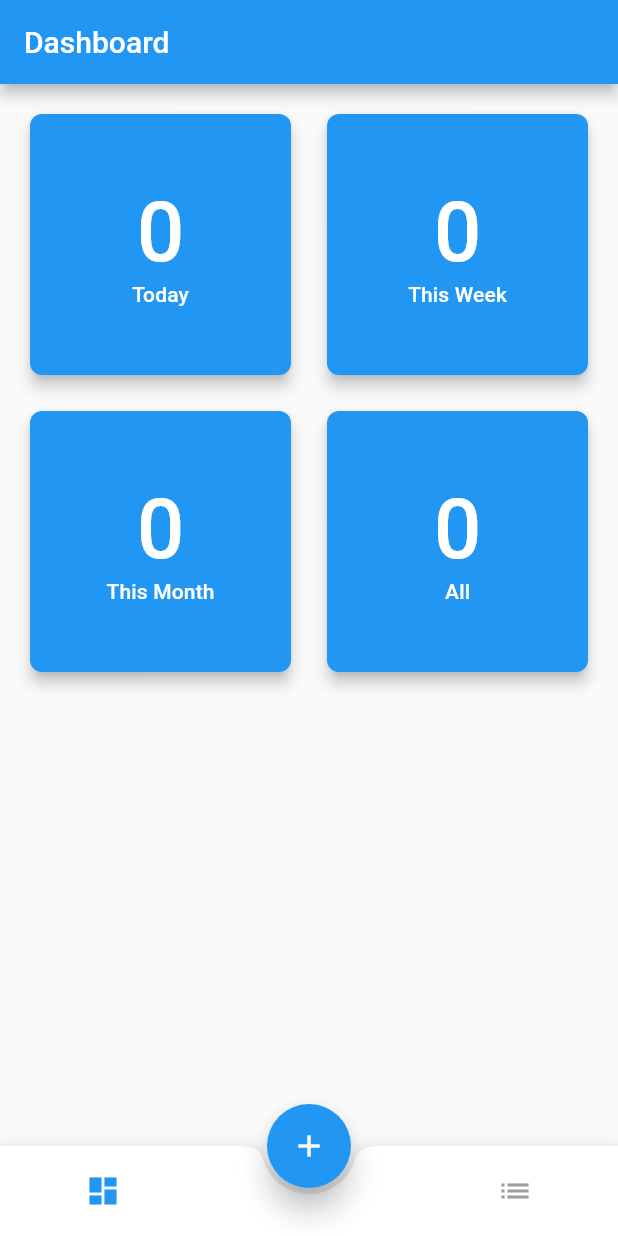
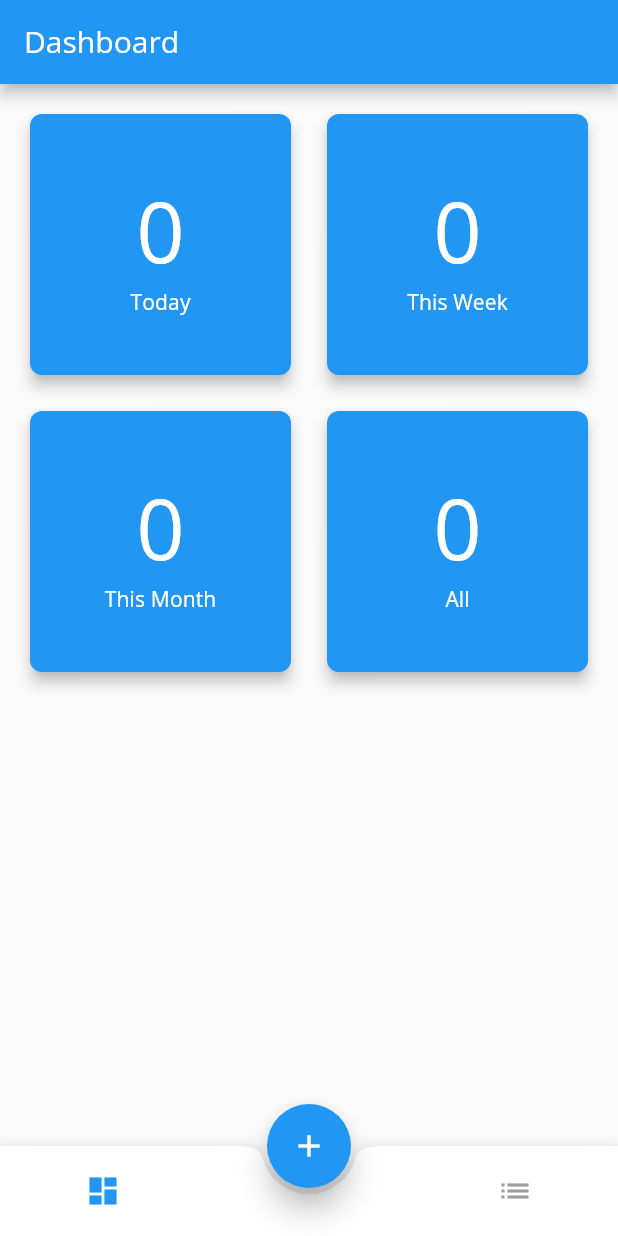
Before and after one commit to solutelabs/todo-app, a Flutter app: the screen it shows after launch, on a phone screen of 412 x 824 dp. Run offline on Flutter 3.47's test engine with Material 2 defaults, Android fonts, the phone set to English and light mode, and no system bars; our stand-ins replace equatable, rxdart.

Commit message:
Feature/responsive ui (#9)
* Renamed view

* Used different layout for web

* Improved Routing

* Changed default font.
Setstate issue fixed

* Typo fix

```diff
--- a/lib/main.dart
+++ b/lib/main.dart
@@ -16,10 +16,11 @@ class App extends StatelessWidget {
     return Provider<ChecklistItemsRepository>(
       builder: (_) => ChecklistItemsRepository(ChecklistItemsDAO()),
       child: MaterialApp(
-        initialRoute: 'home',
+        debugShowCheckedModeBanner: false,
+        initialRoute: HomePage.routeName,
         routes: {
-          'home': (context) => HomePage(),
-          'add_item': (_) => AddItemPage(),
+          HomePage.routeName: (_) => HomePage(),
+          AddItemPage.routeName: (_) => AddItemPage(),
         },
         onGenerateRoute: (settings) {
           if (settings.name == ItemsListPage.routeName) {
@@ -30,6 +31,7 @@ class App extends StatelessWidget {
           }
           return null;
         },
+        theme: ThemeData(fontFamily: 'OpenSans'),
       ),
     );
   }
--- /dev/null
+++ b/lib/mixins/ui_traits_mixin.dart
@@ -0,0 +1,14 @@
+import 'package:flutter/material.dart';
+
+enum UITrait { compact, regular }
+
+mixin UITraitsMixin {
+  UITrait deriveWidthTrait(BuildContext context) {
+    final width = MediaQuery.of(context).size.width;
+    if (width <= 600) {
+      return UITrait.compact;
+    } else {
+      return UITrait.regular;
+    }
+  }
+}
--- a/lib/pages/add_item_page.dart
+++ b/lib/pages/add_item_page.dart
@@ -8,6 +8,8 @@ import 'package:flutter/material.dart';
 import 'package:provider/provider.dart';
 
 class AddItemPage extends StatelessWidget {
+  static const routeName = '/addItem';
+
   @override
   Widget build(BuildContext context) {
     return Provider<AddItemViewModel>(
@@ -29,6 +31,7 @@ class _AddItemPageBody extends StatefulWidget {
 
 class __AddItemPageStateBody extends State<_AddItemPageBody> {
   StreamSubscription _onItemSavedSubscription;
+
   @override
   void initState() {
     WidgetsBinding.instance.addPostFrameCallback((_) {
@@ -78,7 +81,7 @@ class __AddItemPageStateBody extends State<_AddItemPageBody> {
                   keyboardType: TextInputType.multiline,
                   maxLines: null,
                   decoration: InputDecoration.collapsed(
-                    hintText: 'Enter task descriotion...',
+                    hintText: 'Enter task description...',
                     hintStyle: Theme.of(context)
                         .textTheme
                         .title
--- a/lib/pages/home/dashboard_tab.dart
+++ b/lib/pages/home/dashboard_view.dart
@@ -1,5 +1,6 @@
+import 'package:checklist/mixins/ui_traits_mixin.dart';
 import 'package:checklist/models/dashboard_item.dart';
-import 'package:checklist/pages/items_list_page.dart';
+import 'package:checklist/models/list_mode.dart';
 import 'package:checklist/providers/items_provider.dart';
 import 'package:checklist/repositories/checklist_items_repository.dart';
 import 'package:checklist/ui_components/dashboard_stats_card.dart';
@@ -7,9 +8,17 @@ import 'package:checklist/view_models/dashboard_items_view_model.dart';
 import 'package:flutter/material.dart';
 import 'package:provider/provider.dart';
 
-class DashboardTab extends StatelessWidget {
+class DashboardView extends StatelessWidget with UITraitsMixin {
+  final void Function(ListMode) onModeSelected;
+
+  DashboardView({
+    Key key,
+    @required this.onModeSelected,
+  }) : super(key: key);
+
   @override
   Widget build(BuildContext context) {
+    final traits = deriveWidthTrait(context);
     final repository = Provider.of<ChecklistItemsRepository>(context);
     return Provider<DashboardItemsViewModel>(
       builder: (context) => DashboardItemsViewModel(
@@ -34,20 +43,34 @@ class DashboardTab extends StatelessWidget {
                   builder: (context, snapshot) {
                     final items = snapshot.data;
                     if (items != null) {
+                      SliverGridDelegate delegate;
+                      switch (traits) {
+                        case UITrait.compact:
+                          delegate = SliverGridDelegateWithMaxCrossAxisExtent(
+                            maxCrossAxisExtent: 192,
+                            mainAxisSpacing: 16,
+                            crossAxisSpacing: 16,
+                          );
+                          break;
+                        case UITrait.regular:
+                          delegate = SliverGridDelegateWithFixedCrossAxisCount(
+                            crossAxisCount: 1,
+                            crossAxisSpacing: 16,
+                            mainAxisSpacing: 16,
+                          );
+                          break;
+                      }
                       return SliverGrid(
-                        gridDelegate: SliverGridDelegateWithMaxCrossAxisExtent(
-                          maxCrossAxisExtent: 192,
-                          mainAxisSpacing: 16,
-                          crossAxisSpacing: 16,
-                        ),
+                        gridDelegate: delegate,
                         delegate: SliverChildBuilderDelegate(
                           (BuildContext context, int index) {
                             final item = items[index];
                             return GestureDetector(
-                              onTap: () => Navigator.of(context).pushNamed(
-                                ItemsListPage.routeName,
-                                arguments: item.mode,
-                              ),
+                              onTap: () {
+                                if (onModeSelected != null) {
+                                  onModeSelected(item.mode);
+                                }
+                              },
                               child: DashboardStatsCard(
                                 title: item.title,
                                 subtitle: item.subtitle,
--- a/lib/pages/home/home_page.dart
+++ b/lib/pages/home/home_page.dart
@@ -1,20 +1,44 @@
-import 'package:checklist/pages/home/dashboard_tab.dart';
-import 'package:checklist/pages/home/items_list_tab.dart';
+import 'package:checklist/mixins/ui_traits_mixin.dart';
+import 'package:checklist/models/list_mode.dart';
+import 'package:checklist/pages/add_item_page.dart';
+import 'package:checklist/pages/home/dashboard_view.dart';
+import 'package:checklist/pages/home/items_list_view.dart';
+import 'package:checklist/pages/items_list_page.dart';
 import 'package:checklist/ui_components/fab_bottom_app_bar.dart';
 import 'package:flutter/material.dart';
 
-enum _HomePageTabType { dashboard, list }
+class HomePage extends StatelessWidget with UITraitsMixin {
+  static const routeName = '/home';
 
-class HomePage extends StatefulWidget {
   @override
-  _HomePageState createState() => _HomePageState(_HomePageTabType.dashboard);
+  Widget build(BuildContext context) {
+    final traits = deriveWidthTrait(context);
+    Widget widget;
+    switch (traits) {
+      case UITrait.compact:
+        widget = CompactHomePage();
+        break;
+      case UITrait.regular:
+        widget = RegularHomePage();
+        break;
+    }
+    return widget;
+  }
 }
 
-class _HomePageState extends State<HomePage> {
-  final _tabs = [_HomePageTabType.dashboard, _HomePageTabType.list];
-  _HomePageTabType _selectedTab;
+enum HomeTabs { dashboard, list }
 
-  _HomePageState(this._selectedTab);
+class CompactHomePage extends StatefulWidget {
+  @override
+  _CompactHomePageState createState() =>
+      _CompactHomePageState(HomeTabs.dashboard);
+}
+
+class _CompactHomePageState extends State<CompactHomePage> {
+  final _tabs = [HomeTabs.dashboard, HomeTabs.list];
+  HomeTabs _selectedTab;
+
+  _CompactHomePageState(this._selectedTab);
 
   @override
   Widget build(BuildContext context) {
@@ -25,7 +49,7 @@ class _HomePageState extends State<HomePage> {
       body: getBody(),
       floatingActionButtonLocation: FloatingActionButtonLocation.centerDocked,
       floatingActionButton: FloatingActionButton(
-        onPressed: () => Navigator.of(context).pushNamed('add_item'),
+        onPressed: () => Navigator.of(context).pushNamed(AddItemPage.routeName),
         child: Icon(Icons.add),
         elevation: 8.0,
       ),
@@ -49,10 +73,10 @@ class _HomePageState extends State<HomePage> {
   String getTitle() {
     String title;
     switch (_selectedTab) {
-      case _HomePageTabType.dashboard:
+      case HomeTabs.dashboard:
         title = 'Dashboard';
         break;
-      case _HomePageTabType.list:
+      case HomeTabs.list:
         title = 'Tasks';
         break;
     }
@@ -62,13 +86,77 @@ class _HomePageState extends State<HomePage> {
   Widget getBody() {
     Widget bodyWidget;
     switch (_selectedTab) {
-      case _HomePageTabType.dashboard:
-        bodyWidget = DashboardTab();
+      case HomeTabs.dashboard:
+        bodyWidget = DashboardView(
+          onModeSelected: (mode) => Navigator.of(context).pushNamed(
+            ItemsListPage.routeName,
+            arguments: mode,
+          ),
+        );
         break;
-      case _HomePageTabType.list:
-        bodyWidget = ItemsListTab();
+      case HomeTabs.list:
+        bodyWidget = ItemsListView();
         break;
     }
     return bodyWidget;
   }
 }
+
+class RegularHomePage extends StatefulWidget {
+  @override
+  _RegularHomePageState createState() => _RegularHomePageState();
+}
+
+class _RegularHomePageState extends State<RegularHomePage> {
+  ListMode _currentMode;
+
+  @override
+  void initState() {
+    super.initState();
+    _currentMode = ListMode.all;
+  }
+
+  @override
+  Widget build(BuildContext context) {
+    return Scaffold(
+      body: Row(
+        children: <Widget>[
+          SizedBox(
+            width: 160,
+            child: DashboardView(
+              onModeSelected: (mode) async {
+                setState(() {
+                  _currentMode = mode;
+                  debugPrint(_currentMode.toString());
+                });
+              },
+            ),
+          ),
+          Expanded(
+            flex: 4,
+            child: ItemsListView(
+              key: Key(_currentMode.toString()),
+              listMode: _currentMode,
+            ),
+          ),
+        ],
+      ),
+      floatingActionButtonLocation: FloatingActionButtonLocation.endFloat,
+      floatingActionButton: FloatingActionButton(
+        child: Icon(Icons.add),
+        onPressed: () => showDialog(
+          context: context,
+          builder: (context) {
+            return Center(
+              child: SizedBox(
+                width: MediaQuery.of(context).size.width * 0.75,
+                height: MediaQuery.of(context).size.height * 0.75,
+                child: AddItemPage(),
+              ),
+            );
+          },
+        ),
+      ),
+    );
+  }
+}
--- a/lib/pages/items_list_page.dart
+++ b/lib/pages/items_list_page.dart
@@ -1,9 +1,9 @@
 import 'package:checklist/models/list_mode.dart';
-import 'package:checklist/pages/home/items_list_tab.dart';
+import 'package:checklist/pages/home/items_list_view.dart';
 import 'package:flutter/material.dart';
 
 class ItemsListPage extends StatelessWidget {
-  static const routeName = 'itemsList';
+  static const routeName = '/itemsList';
 
   final ListMode listMode;
 
@@ -18,7 +18,7 @@ class ItemsListPage extends StatelessWidget {
       appBar: AppBar(
         title: Text('Tasks'),
       ),
-      body: ItemsListTab(
+      body: ItemsListView(
         listMode: listMode,
       ),
     );
--- a/pubspec.yaml
+++ b/pubspec.yaml
@@ -21,3 +21,7 @@ dev_dependencies:
 
 flutter:
   uses-material-design: true
+  fonts:
+    - family: OpenSans
+      fonts:
+        - asset: lib/assets/fonts/OpenSans-Regular.ttf
```
Also changed, not shown: lib/pages/home/items_list_view.dart (renamed from lib/pages/home/items_list_tab.dart, +13 -6 lines), lib/assets/fonts/OpenSans-Regular.ttf (added).
